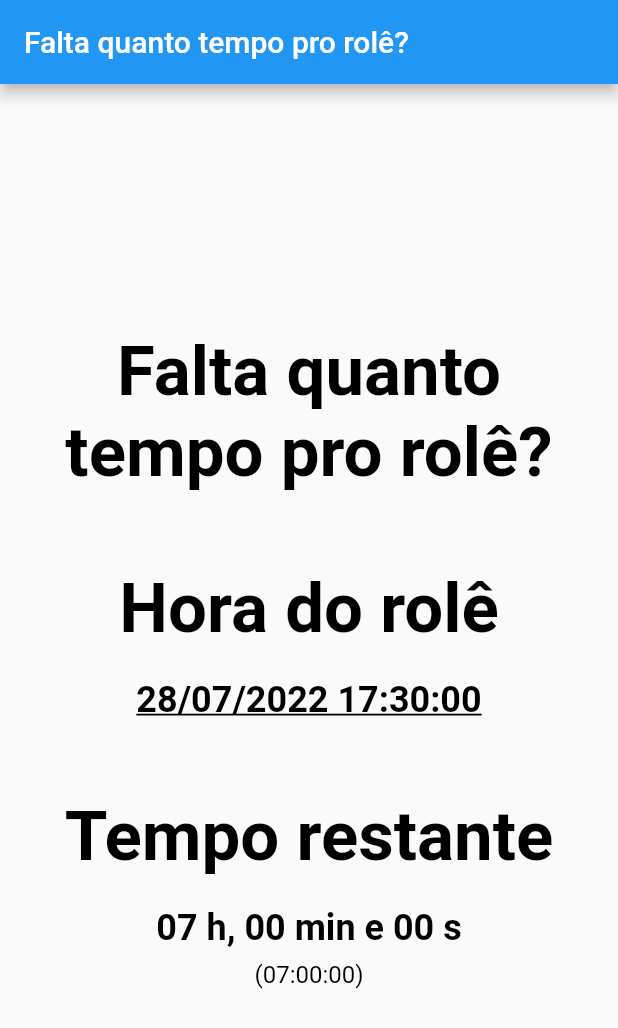
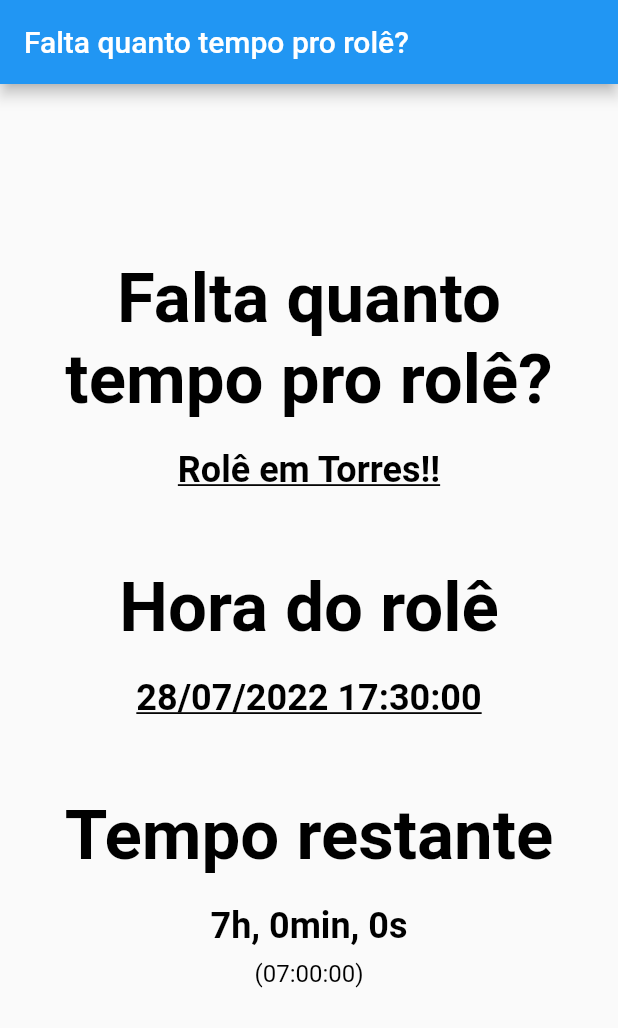
Before and after one commit to joaovperin/falta-quanto-tempo-pro-role, a Flutter app: the first screen one second after launch, on a phone screen of 412 x 824 dp. Shown: the top 1028 px of the screen. Run offline on Flutter 3.47's test engine with Material 2 defaults, Android fonts, the phone set to English and light mode, and no system bars.

Commit message:
nome do rolê

```diff
--- a/lib/pages/my_home_page.dart
+++ b/lib/pages/my_home_page.dart
@@ -1,15 +1,19 @@
 import 'dart:async';
 
 import 'package:falta_quanto_tempo_pro_role/domain/app_date.dart';
+import 'package:falta_quanto_tempo_pro_role/domain/app_role.dart';
 import 'package:flutter/material.dart';
 
-final horaDoRole = AppDate.create(
+final role = AppRole(
+  'Rolê em Torres!!',
+  AppDate.create(
     day: 28,
     month: 07,
     year: 2022,
     hour: 17,
     minute: 30,
     second: 0,
+  ),
 );
 
 class MyHomePage extends StatefulWidget {
@@ -22,9 +26,7 @@ class MyHomePage extends StatefulWidget {
 class _MyHomePageState extends State<MyHomePage> {
   final Color currentColor = Colors.blue;
 
-  String seconds = '00';
-  String minutes = '00';
-  String hours = '00';
+  Duration remaining = const Duration();
 
   bool get isRunning => true;
 
@@ -32,11 +34,7 @@ class _MyHomePageState extends State<MyHomePage> {
   initState() {
     super.initState();
     _getRemainingTime().listen((event) {
-      setState(() {
-        hours = fmt(event[0]);
-        minutes = fmt(event[1]);
-        seconds = fmt(event[2]);
-      });
+      setState(() => remaining = event);
     }).onError((err) {
       showDialog(
           context: context,
@@ -65,6 +63,7 @@ class _MyHomePageState extends State<MyHomePage> {
         backgroundColor: currentColor,
       ),
       body: Center(
+        child: SingleChildScrollView(
           child: Column(
             mainAxisAlignment: MainAxisAlignment.center,
             children: [
@@ -83,6 +82,16 @@ class _MyHomePageState extends State<MyHomePage> {
                         color: Colors.black,
                       ),
                     ),
+                    const SizedBox(height: 20),
+                    Text(
+                      role.name,
+                      textAlign: TextAlign.center,
+                      style: const TextStyle(
+                          fontSize: 24,
+                          fontWeight: FontWeight.bold,
+                          color: Colors.black,
+                          decoration: TextDecoration.underline),
+                    ),
                     const SizedBox(height: 50),
                     const Text(
                       'Hora do rolê',
@@ -95,7 +104,7 @@ class _MyHomePageState extends State<MyHomePage> {
                     ),
                     const SizedBox(height: 20),
                     Text(
-                    horaDoRole.fmtHumanDateTime,
+                      role.time.fmtHumanDateTime,
                       textAlign: TextAlign.center,
                       style: const TextStyle(
                           fontSize: 24,
@@ -115,7 +124,13 @@ class _MyHomePageState extends State<MyHomePage> {
                     ),
                     const SizedBox(height: 20),
                     Text(
-                    '$hours h, $minutes min e $seconds s',
+                      [
+                        if (remaining.inDays > 0)
+                          '${remaining.inDays % 31}dias',
+                        if (remaining.inHours > 0) '${remaining.inHours % 24}h',
+                        '${remaining.inMinutes % 60}min',
+                        '${remaining.inSeconds % 60}s'
+                      ].join(", "),
                       textAlign: TextAlign.center,
                       style: const TextStyle(
                         fontSize: 24,
@@ -125,31 +140,38 @@ class _MyHomePageState extends State<MyHomePage> {
                     ),
                     const SizedBox(height: 8),
                     Text(
-                    '($hours:$minutes:$seconds)',
+                      '(${AppDate.create(
+                        day: remaining.inDays % 24,
+                        hour: remaining.inHours % 24,
+                        minute: remaining.inMinutes % 60,
+                        second: remaining.inSeconds % 60,
+                      ).fmtTime})',
                       textAlign: TextAlign.center,
                       style: const TextStyle(
                         fontSize: 16,
                         color: Colors.black,
                       ),
                     ),
+                    const SizedBox(height: 50),
                   ],
                 ),
               ),
             ],
           ),
         ),
+      ),
     );
   }
 
-  Stream<List<int>> _getRemainingTime() async* {
-    final _now = horaDoRole;
+  Stream<Duration> _getRemainingTime() async* {
+    final roleTime = role.time;
     final _targetTime = DateTime(
-      _now.year,
-      _now.month,
-      _now.day,
-      _now.hour,
-      _now.minute,
-      _now.second,
+      roleTime.year,
+      roleTime.month,
+      roleTime.day,
+      roleTime.hour,
+      roleTime.minute,
+      roleTime.second,
     );
     while (true) {
       if (isRunning) {
@@ -163,12 +185,7 @@ class _MyHomePageState extends State<MyHomePage> {
             );
           }
         }
-        final diffStr = _difference.toString().split(':');
-        yield [
-          int.parse(diffStr[0]),
-          int.parse(diffStr[1]),
-          int.parse(diffStr[2].substring(0, diffStr[2].indexOf('.')))
-        ];
+        yield _difference;
       }
       await Future.delayed(const Duration(seconds: 1));
     }
```
Also changed, not shown: lib/domain/app_role.dart (added, +8 -0 lines). Lines whose indentation alone changed are shown as unchanged.
